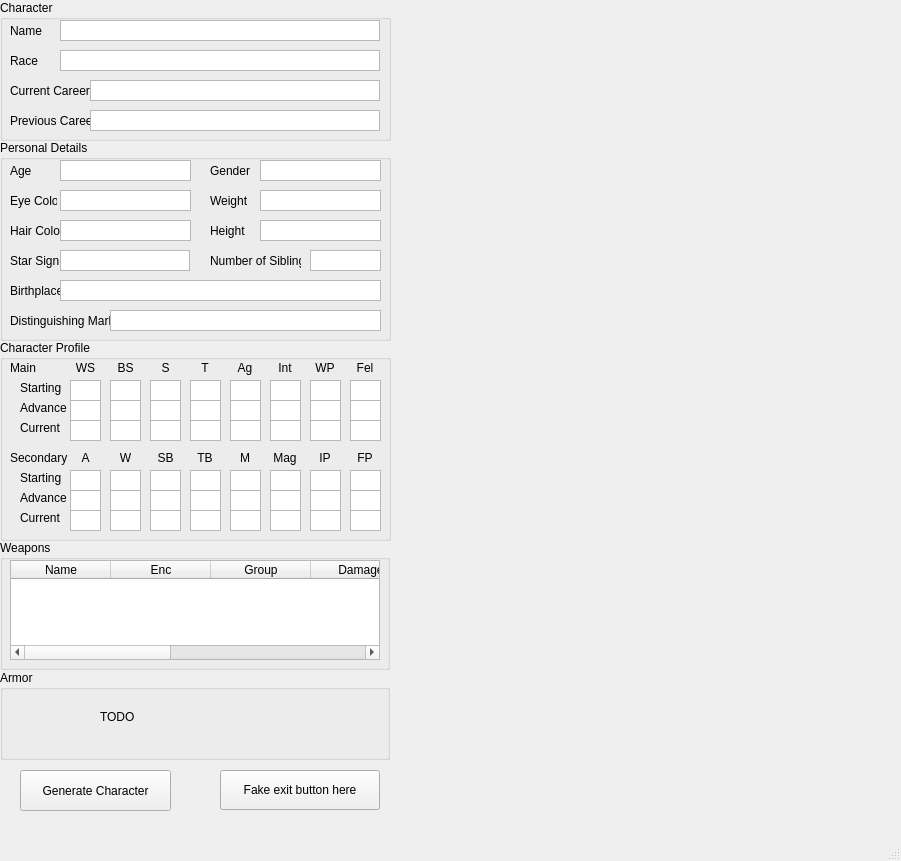
The window that WFRP 2e.ui (TheRealRhyle/WFRP-2e-Char-Gen) describes before a commit, drawn with Qt 5.
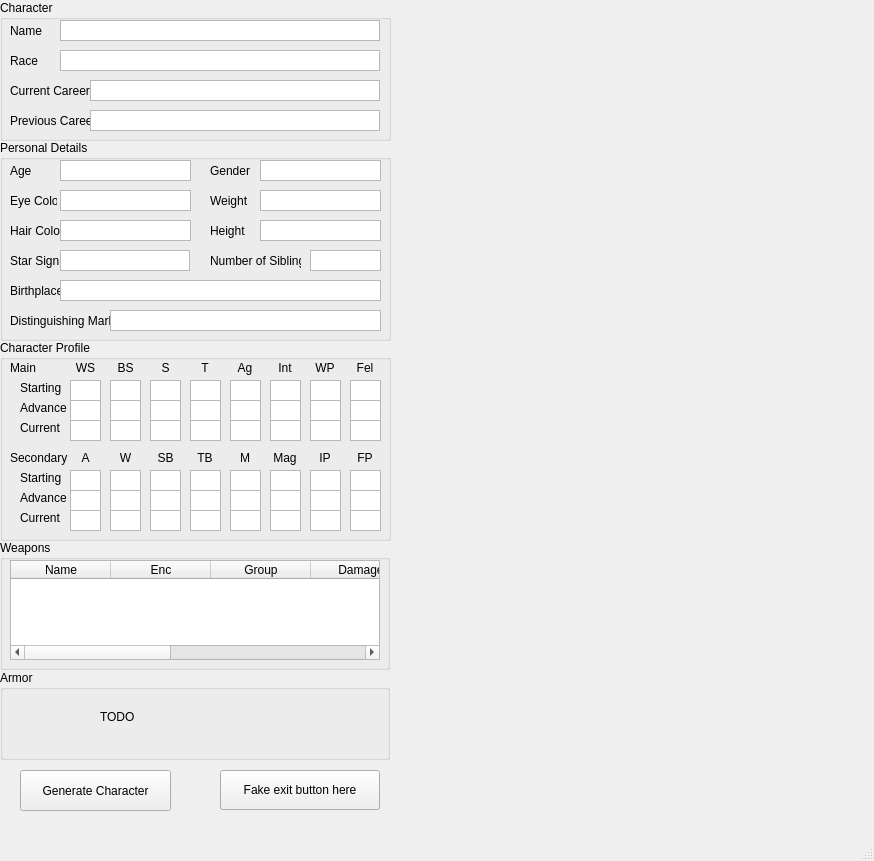
The same window after the commit.

```diff
--- a/WFRP 2e.ui
+++ b/WFRP 2e.ui
@@ -6,7 +6,7 @@
    <rect>
     <x>0</x>
     <y>0</y>
-    <width>901</width>
+    <width>874</width>
     <height>861</height>
    </rect>
   </property>
```
Left out of the diff: 2 changed lines with no effect on the pictures.
